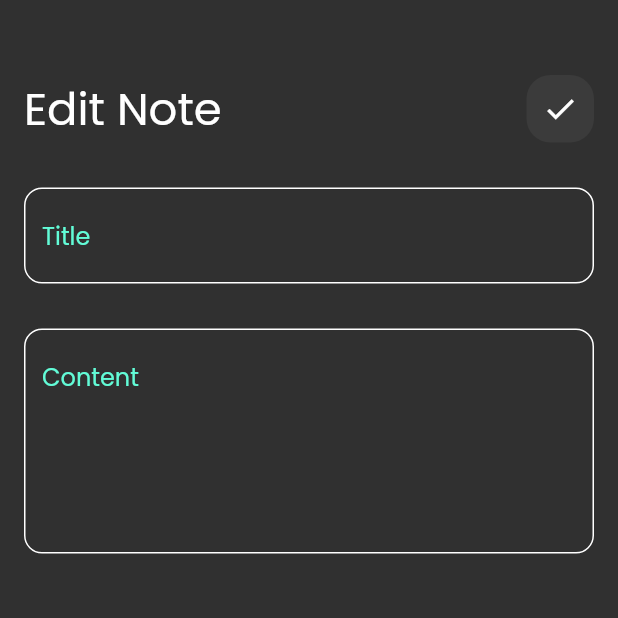
After one commit to Naguib5/NotesApp, a Flutter app: the screen it shows after launch, after a tap on "flutter tips", on a phone screen of 412 x 824 dp, the top half of it. The commit adds this screen. Run offline on Flutter 3.47's test engine with Material 2 defaults, Android fonts, the phone set to English and light mode, and no system bars; our stand-ins replace font_awesome_flutter.

Commit message:
add custom_app_bar to edit note view

```diff
--- /dev/null
+++ b/lib/views/EditNoteViews.dart
@@ -0,0 +1,11 @@
+
+import 'package:flutter/cupertino.dart';
+import 'package:notes_app/widget/customEditNote.dart';
+class EditNoteView extends StatelessWidget {
+  const EditNoteView({super.key});
+
+  @override
+  Widget build(BuildContext context) {
+    return EditNoteViewWidget();
+  }
+}
--- /dev/null
+++ b/lib/widget/customEditNote.dart
@@ -0,0 +1,31 @@
+
+import 'package:flutter/cupertino.dart';
+import 'package:flutter/material.dart';
+import 'package:notes_app/widget/custom_app_bar.dart';
+import 'customTextField.dart';
+class EditNoteViewWidget extends StatelessWidget {
+  const EditNoteViewWidget({super.key});
+  @override
+  Widget build(BuildContext context) {
+    return Scaffold(
+      body: Padding(
+        padding: const EdgeInsets.symmetric(horizontal: 16),
+        child: Column(
+          children: [
+            CustomAppBar(icon: Icon(Icons.check,),text: 'Edit Note',),
+            CustomTextField(
+              hintText: 'Title',
+              maxline: 1,
+            ),
+            CustomTextField(
+              hintText: 'Content',
+              maxline: 5,
+            ),
+            SizedBox(height: 80,),
+
+          ],
+        ),
+      ),
+    );
+  }
+}
--- a/lib/widget/customTextField.dart
+++ b/lib/widget/customTextField.dart
@@ -3,9 +3,9 @@ import 'package:flutter/cupertino.dart';
 import 'package:flutter/material.dart';
 import 'package:notes_app/widget/constant.dart';
 class CustomTextField extends StatelessWidget {
-   CustomTextField({required this.hintText,this.maxline=1});
-  String hintText;
-   int  maxline ;
+  const CustomTextField({required this.hintText,this.maxline=1});
+  final String hintText;
+  final int  maxline ;
   @override
   Widget build(BuildContext context) {
     return   Padding(
--- a/lib/widget/custom_app_bar.dart
+++ b/lib/widget/custom_app_bar.dart
@@ -2,19 +2,21 @@ import 'package:flutter/cupertino.dart';
 import 'package:flutter/material.dart';
 import 'package:notes_app/widget/custom_search_icon.dart';
 class CustomAppBar extends StatelessWidget {
-  const CustomAppBar({super.key});
+  const CustomAppBar({required this.icon,required this.text});
+   final Icon icon;
+   final String text ;
   @override
   Widget build(BuildContext context) {
     return Padding(
       padding: const EdgeInsets.only(top: 50),
       child: Row(
         children: [
-          Text(
-            'Notes',
-            style: TextStyle(fontSize: 30),
+           Text(
+            text,
+            style: const TextStyle(fontSize: 30),
           ),
-          Spacer(),
-          CustomSearchIcon(),
+         const Spacer(),
+          CustomSearchIcon(icon: icon,),
         ],
       ),
     );
--- a/lib/widget/custom_notes_item.dart
+++ b/lib/widget/custom_notes_item.dart
@@ -1,12 +1,19 @@
 import 'package:flutter/cupertino.dart';
 import 'package:flutter/material.dart';
 import 'package:font_awesome_flutter/font_awesome_flutter.dart';
+import 'package:notes_app/views/EditNoteViews.dart';
 
 class CustomNotesItem extends StatelessWidget {
   const CustomNotesItem({super.key});
   @override
   Widget build(BuildContext context) {
-    return Container(
+    return GestureDetector(
+      onTap: (){
+        Navigator.push(context, MaterialPageRoute(builder: (context){
+          return EditNoteView();
+        }));
+      },
+      child: Container(
         decoration: BoxDecoration(
             color: Color(0xffFFCD79), borderRadius: BorderRadius.circular(16)),
         child: Padding(
@@ -46,6 +53,7 @@ class CustomNotesItem extends StatelessWidget {
             ],
           ),
         ),
+      ),
     );
   }
 }
--- a/lib/widget/custom_search_icon.dart
+++ b/lib/widget/custom_search_icon.dart
@@ -2,7 +2,8 @@
 import 'package:flutter/cupertino.dart';
 import 'package:flutter/material.dart';
 class CustomSearchIcon extends StatelessWidget {
-  const CustomSearchIcon({super.key});
+   const CustomSearchIcon({required this.icon});
+  final Icon icon ;
   @override
   Widget build(BuildContext context) {
     return  Container(
@@ -12,6 +13,6 @@ class CustomSearchIcon extends StatelessWidget {
           color: Colors.white.withOpacity(0.05),
           borderRadius: BorderRadius.circular(16),
         ),
-        child: IconButton(onPressed: (){}, icon: Icon(Icons.search)));
+        child: IconButton(onPressed: (){}, icon:icon));
   }
 }
--- a/lib/widget/notes_view_body.dart
+++ b/lib/widget/notes_view_body.dart
@@ -11,7 +11,7 @@ class notes_view_body extends StatelessWidget {
       padding: EdgeInsets.symmetric(horizontal: 16),
       child: Column(
         children: [
-          CustomAppBar(),
+          CustomAppBar(icon: Icon(Icons.search,),text: 'Notes',),
           Expanded(child: NotesListView()),
         ],
       ),
```
Lines whose indentation alone changed are shown as unchanged.
